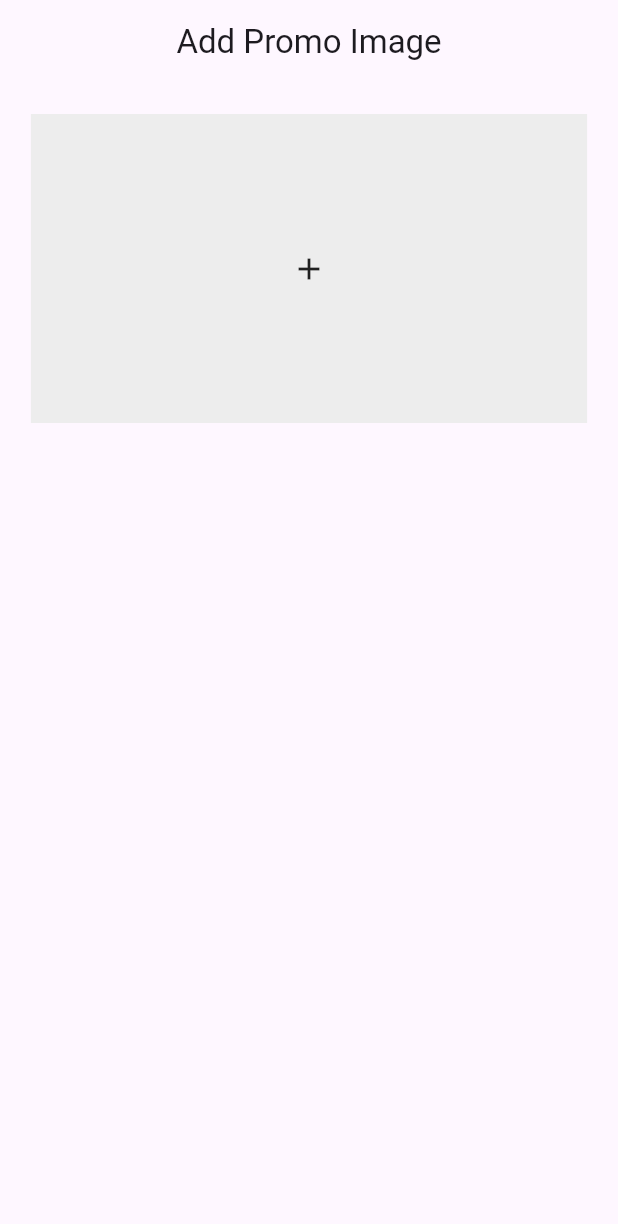
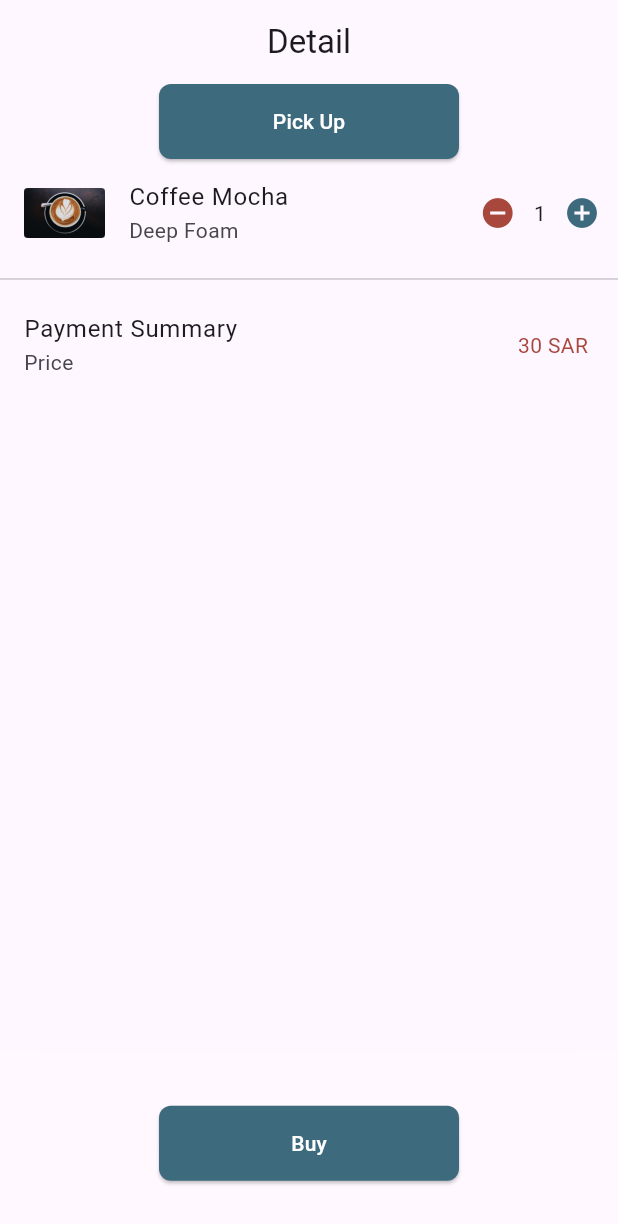
Before and after one commit to trt14/onze_coffee_app, a Flutter app: the screen it shows after launch, on a phone screen of 412 x 824 dp. Shown: the top 1224 px of the screen. Run offline on Flutter 3.47's test engine with Material 3 defaults, Android fonts, the phone set to English and light mode, and no system bars; our stand-ins replace device_preview, font_awesome_flutter, readmore.

Commit message:
Design: user_cart_screen

```diff
--- a/lib/main.dart
+++ b/lib/main.dart
@@ -6,6 +6,7 @@ import 'package:onze_coffee_app/screen/employee/emp_home_screen.dart';
 import 'package:onze_coffee_app/screen/employee/emp_products_screen.dart';
 import 'package:onze_coffee_app/screen/employee/emp_promo_screen.dart';
 import 'package:onze_coffee_app/screen/shared/orders_screen.dart';
+import 'package:onze_coffee_app/screen/user/user_cart_screen.dart';
 import 'package:onze_coffee_app/screen/user/user_home_screen.dart';
 
 void main() {
@@ -21,6 +22,6 @@ class MainApp extends StatelessWidget {
   @override
   Widget build(BuildContext context) {
     return const MaterialApp(
-        debugShowCheckedModeBanner: false, home: EmpPromoScreen());
+        debugShowCheckedModeBanner: false, home: UserCartScreen());
   }
 }
--- /dev/null
+++ b/lib/screen/user/user_cart_screen.dart
@@ -0,0 +1,46 @@
+import 'package:flutter/material.dart';
+
+import 'package:onze_coffee_app/widget/bill.dart';
+import 'package:onze_coffee_app/widget/comment/custom_button_bottom_sheet.dart';
+import 'package:onze_coffee_app/widget/comment/product_card.dart';
+import 'package:onze_coffee_app/widget/custom_main_button.dart';
+
+class UserCartScreen extends StatelessWidget {
+  const UserCartScreen({super.key});
+
+  @override
+  Widget build(BuildContext context) {
+    return Scaffold(
+      bottomSheet: CustomButtonBottomSheet(
+        onPressed: () {},
+      ),
+      appBar: AppBar(
+        title: const Center(child: Text("Detail")),
+      ),
+      body: SafeArea(
+        bottom: false,
+        child: Column(
+          children: [
+            Center(
+              child: CustomMainButton(
+                title: "Pick Up",
+                onPressed: () {},
+              ),
+            ),
+            ProductCard(
+              decrement: () {},
+              increment: () {},
+              imageSrc: "assets/product/image.png",
+              name: "Coffee Mocha",
+              type: "Deep Foam",
+            ),
+            const Divider(),
+            const Bill(
+              price: "30",
+            )
+          ],
+        ),
+      ),
+    );
+  }
+}
--- a/lib/screen/user/user_order_screen.dart
+++ /dev/null
@@ -1,10 +0,0 @@
-import 'package:flutter/material.dart';
-
-class UserOrderScreen extends StatelessWidget {
-  const UserOrderScreen({super.key});
-
-  @override
-  Widget build(BuildContext context) {
-    return const Placeholder();
-  }
-}
--- /dev/null
+++ b/lib/widget/bill.dart
@@ -0,0 +1,35 @@
+import 'package:flutter/material.dart';
+import 'package:onze_coffee_app/helper/custom_colors.dart';
+import 'package:onze_coffee_app/helper/screen.dart';
+
+class Bill extends StatelessWidget {
+  const Bill({
+    super.key,
+    required this.price,
+  });
+  final String price;
+  @override
+  Widget build(BuildContext context) {
+    return Row(
+      mainAxisAlignment: MainAxisAlignment.spaceBetween,
+      children: [
+        SizedBox(
+          width: context.getHeight(value: .3),
+          child: const ListTile(
+            title: Text("Payment Summary"),
+            subtitle: Text("Price"),
+          ),
+        ),
+        Padding(
+          padding: const EdgeInsets.only(right: 20),
+          child: Text(
+            "$price SAR",
+            style: const TextStyle(
+              color: AppColor.secondary,
+            ),
+          ),
+        )
+      ],
+    );
+  }
+}
--- /dev/null
+++ b/lib/widget/comment/counter.dart
@@ -0,0 +1,35 @@
+
+import 'package:flutter/material.dart';
+import 'package:onze_coffee_app/helper/custom_colors.dart';
+
+class Counter extends StatelessWidget {
+  const Counter({
+    super.key,
+    this.increment,
+    this.decrement,
+  });
+  final void Function()? increment;
+  final void Function()? decrement;
+  @override
+  Widget build(BuildContext context) {
+    return Row(
+      children: [
+        IconButton(
+          onPressed: increment,
+          icon: const Icon(
+            Icons.remove_circle,
+            color: AppColor.secondary,
+          ),
+        ),
+        const Text("1"),
+        IconButton(
+          onPressed: decrement,
+          icon: const Icon(
+            Icons.add_circle,
+            color: AppColor.primary,
+          ),
+        )
+      ],
+    );
+  }
+}
--- /dev/null
+++ b/lib/widget/comment/product_card.dart
@@ -0,0 +1,42 @@
+
+import 'package:flutter/material.dart';
+import 'package:onze_coffee_app/helper/screen.dart';
+import 'package:onze_coffee_app/widget/comment/counter.dart';
+
+class ProductCard extends StatelessWidget {
+  const ProductCard({
+    super.key,
+    required this.imageSrc,
+    required this.name,
+    required this.type, this.increment, this.decrement,
+  });
+  final String imageSrc;
+  final String name;
+  final String type;
+  final void Function()? increment;
+  final void Function()? decrement;
+  @override
+  Widget build(BuildContext context) {
+    return Row(
+      mainAxisAlignment: MainAxisAlignment.spaceBetween,
+      children: [
+        SizedBox(
+          width: context.getHeight(value: .3),
+          child: ListTile(
+            leading: Image.asset(
+              width: 54,
+              height: 54,
+              imageSrc,
+            ),
+            title: Text(name),
+            subtitle: Text(type),
+          ),
+        ),
+        Counter(
+          decrement: decrement,
+          increment: increment,
+        )
+      ],
+    );
+  }
+}
```
